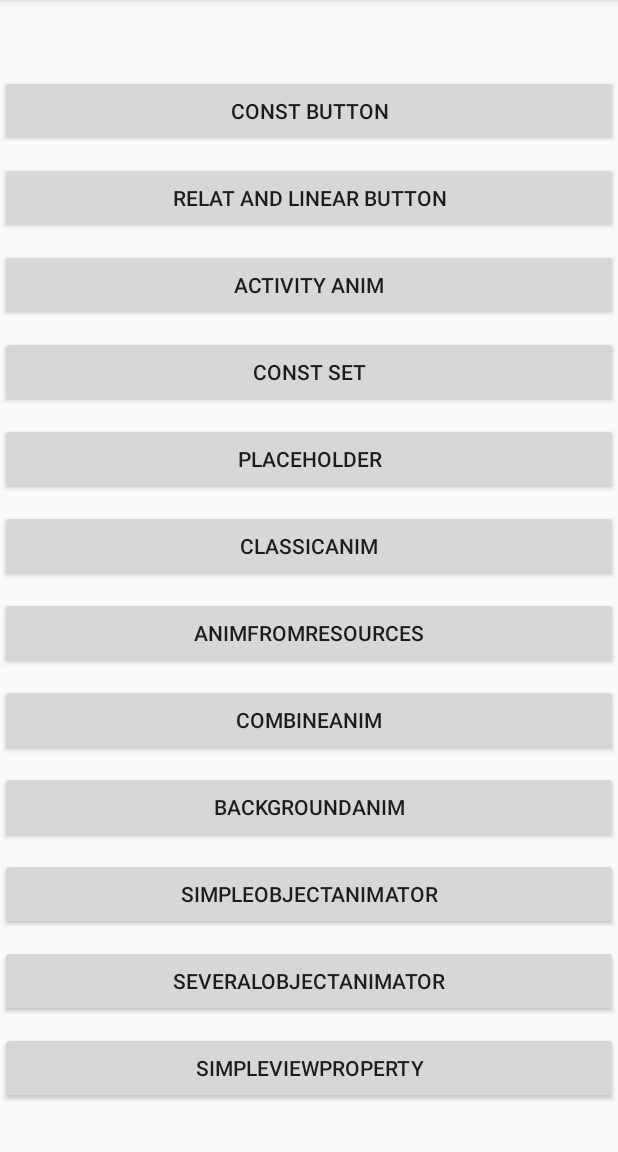
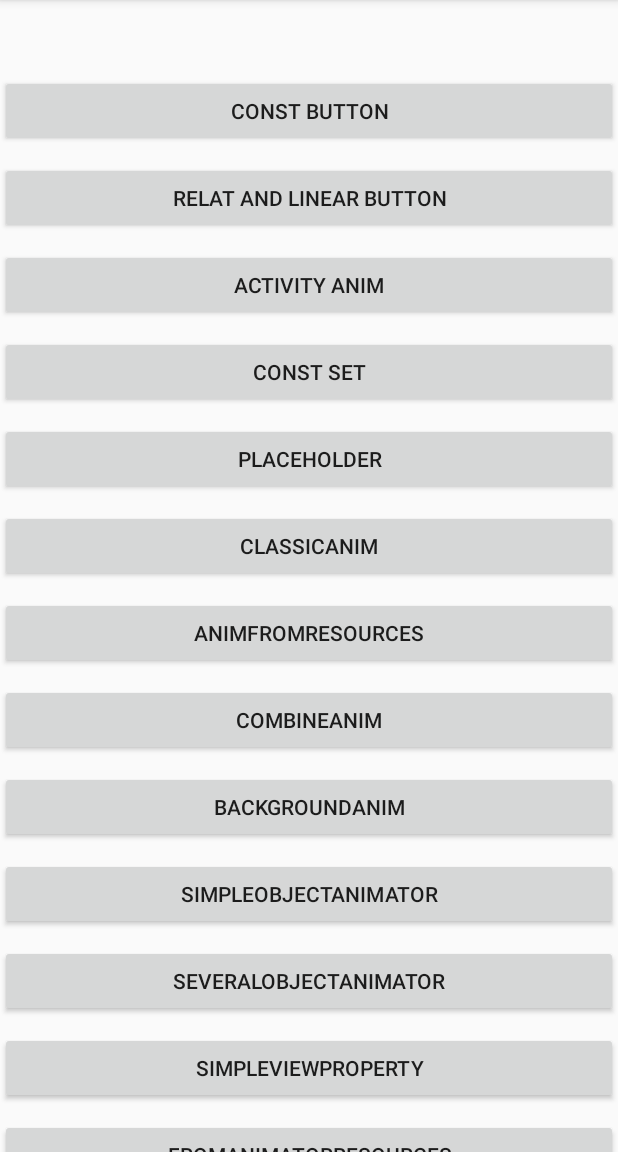
Before and after one commit to ermolaevio/AnimationsCourse, an Android app: the screen it shows after launch (MainActivity), on a phone screen of 412 x 824 dp, the part 84-1236 px from its top. Run offline under Robolectric (Android 15) with nearby library versions, the light colour scheme and no system bars.

Commit message:
Lesson 18 animator from resources

```diff
--- a/app/src/main/AndroidManifest.xml
+++ b/app/src/main/AndroidManifest.xml
@@ -32,6 +32,7 @@
         <activity android:name=".ch4.lesson15.SimpleAnimator" />
         <activity android:name=".ch4.lesson16.SeveralAnimators" />
         <activity android:name=".ch4.lesson17.SimpleViewProperty" />
+        <activity android:name=".ch4.lesson18.FromAnimatorResources" />
     </application>
 
 </manifest>
--- a/app/src/main/java/com/ermolaevio/anim/MainActivity.kt
+++ b/app/src/main/java/com/ermolaevio/anim/MainActivity.kt
@@ -15,6 +15,7 @@ import com.ermolaevio.anim.ch2.lesson9.AnimResourcesActivity
 import com.ermolaevio.anim.ch4.lesson16.SeveralAnimators
 import com.ermolaevio.anim.ch4.lesson15.SimpleAnimator
 import com.ermolaevio.anim.ch4.lesson17.SimpleViewProperty
+import com.ermolaevio.anim.ch4.lesson18.FromAnimatorResources
 import kotlinx.android.synthetic.main.activity_main.*
 
 class MainActivity : AppCompatActivity() {
@@ -94,5 +95,11 @@ class MainActivity : AppCompatActivity() {
                 startActivity(this)
             }
         }
+
+        constSetBtn13.setOnClickListener {
+            Intent(this@MainActivity, FromAnimatorResources::class.java).apply {
+                startActivity(this)
+            }
+        }
     }
 }
--- a/app/src/main/java/com/ermolaevio/anim/ch4/lesson17/SimpleViewProperty.kt
+++ b/app/src/main/java/com/ermolaevio/anim/ch4/lesson17/SimpleViewProperty.kt
@@ -11,7 +11,6 @@ class SimpleViewProperty : AppCompatActivity() {
     override fun onCreate(savedInstanceState: Bundle?) {
         super.onCreate(savedInstanceState)
         setContentView(R.layout.activity_simple_view_property)
-
 
         /*
          * более простой способ работы с анимацией
--- a/app/src/main/res/layout/activity_main.xml
+++ b/app/src/main/res/layout/activity_main.xml
@@ -112,6 +112,14 @@
                 android:text="SimpleViewProperty"
                 app:layout_constraintTop_toBottomOf="@+id/constSetBtn11" />
 
+            <Button
+                android:id="@+id/constSetBtn13"
+                android:layout_width="match_parent"
+                android:layout_height="wrap_content"
+                android:layout_marginTop="10dp"
+                android:text="FromAnimatorResources"
+                app:layout_constraintTop_toBottomOf="@+id/constSetBtn12" />
+
         </LinearLayout>
 
     </ScrollView>
```
Also changed, not shown: app/src/main/java/com/ermolaevio/anim/ch4/lesson18/FromAnimatorResources.kt (added, +27 -0 lines), app/src/main/res/animator/my_animator.xml (added, +17 -0 lines), app/src/main/res/layout/activity_from_animator_resources.xml (added, +20 -0 lines), app/src/main/res/drawable/ic_soccer.png (added).
